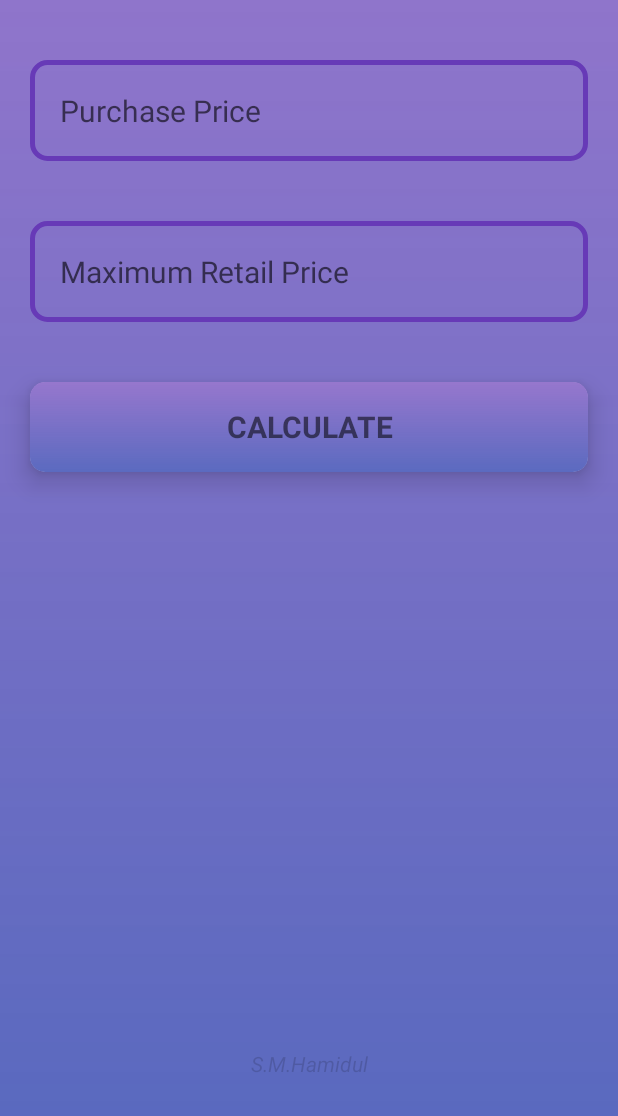
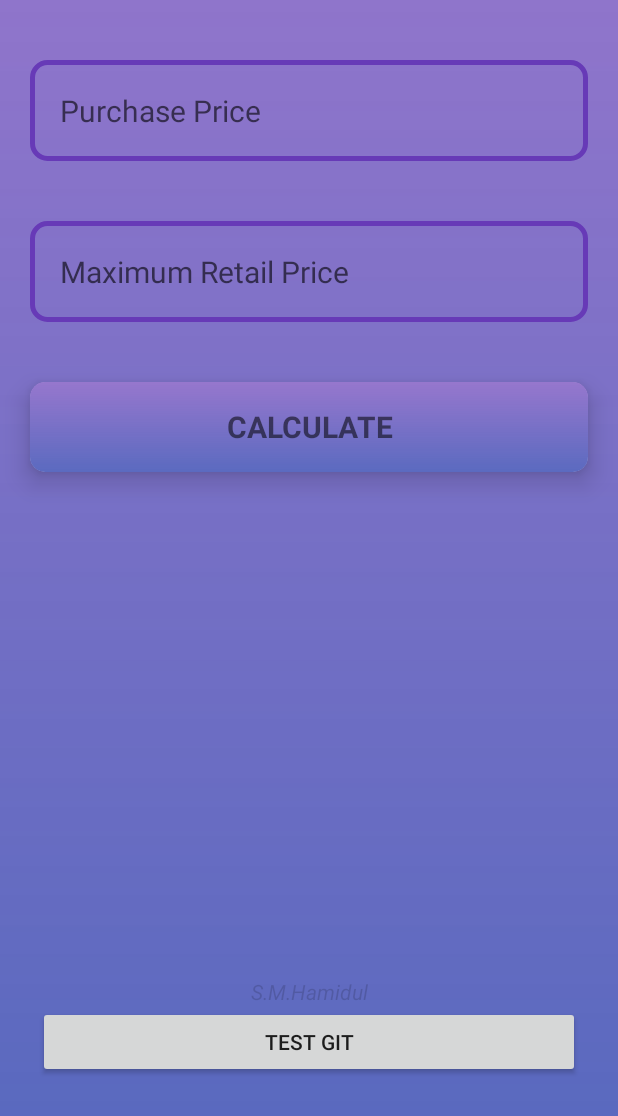
Before and after one commit to smhamidul/Profit_Calculator, an Android app: the screen it shows after launch (MainActivity), on a phone screen of 412 x 824 dp, the part 120-1236 px from its top. Run offline under Robolectric (Android 15) with nearby library versions, the phone set to English and light mode, and no system bars.

Commit message:
Profit Calculator Test

```diff
--- a/app/src/main/res/layout/activity_main.xml
+++ b/app/src/main/res/layout/activity_main.xml
@@ -235,9 +235,22 @@
             android:textStyle="italic"
             />
 
+        <Button
+            android:layout_width="match_parent"
+            android:layout_height="wrap_content"
+            android:text="test git"
+            />
+
 
     </LinearLayout>
 
 
+    <Button
+        android:layout_width="match_parent"
+        android:layout_height="wrap_content"
+        android:text="test git"
+        />
+
+
 
 </LinearLayout>
```
